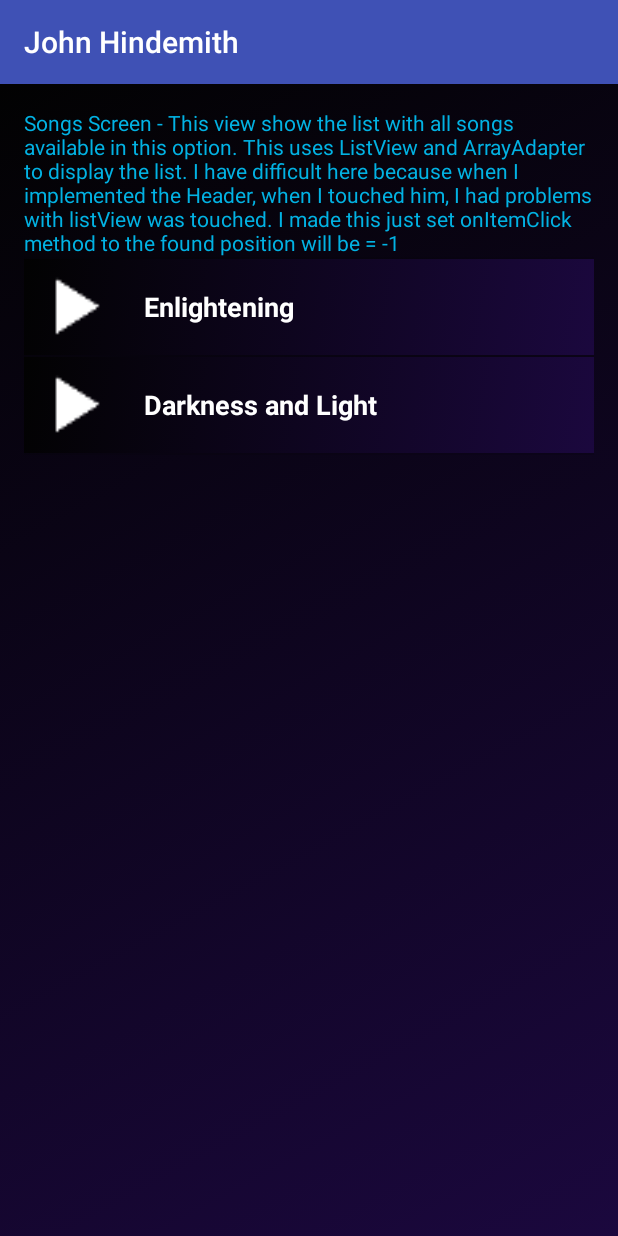
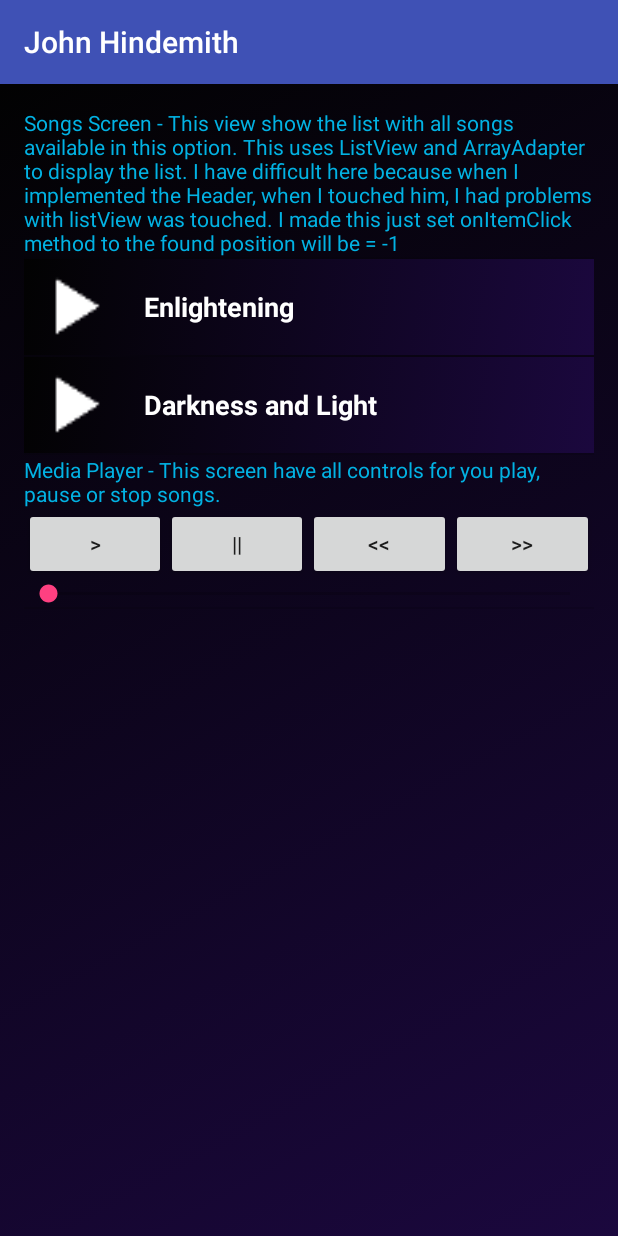
Before and after one commit to jonathanbcsouza/P4-MusicApp, an Android app: the Artist1Songs screen opened directly, with no data from a screen before it, on a phone screen of 412 x 824 dp. Run offline under Robolectric (Android 15) with nearby library versions, the phone set to English and light mode, and no system bars.

Commit message:
add media buttons(working)

```diff
--- a/app/src/main/java/com/udacity/music/Artist1Songs.java
+++ b/app/src/main/java/com/udacity/music/Artist1Songs.java
@@ -43,6 +43,10 @@ public class Artist1Songs extends AppCompatActivity {
         makeHeader.setText(getString(R.string.header_allSongs));
         listView.addHeaderView(headerView);
 
+        // Getting Music Player Layout
+        ViewGroup musicPlayerView = (ViewGroup) getLayoutInflater().inflate(R.layout.activity_now_playing, listView, false);
+        listView.addFooterView(musicPlayerView);
+
         listView.setOnItemClickListener(new AdapterView.OnItemClickListener() {
             @Override
             public void onItemClick(AdapterView<?> adapterView, View view, final int position, long l) {
--- a/app/src/main/java/com/udacity/music/Artist2Songs.java
+++ b/app/src/main/java/com/udacity/music/Artist2Songs.java
@@ -14,7 +14,7 @@ import android.widget.Toast;
 
 import java.util.ArrayList;
 
-public class Artist2Songs extends AppCompatActivity {
+public class Artist2Songs extends AllSongs {
 
     private MediaPlayer mMediaPlayer;
 
--- a/app/src/main/res/drawable/gradient.xml
+++ b/app/src/main/res/drawable/gradient.xml
@@ -3,7 +3,7 @@
 
     <item>
         <shape xmlns:android="http://schemas.android.com/apk/res/android" android:shape="rectangle">
-            <gradient android:angle="315" android:startColor="#020202" android:endColor="#1b083e" android:type="linear" />
+            <gradient android:angle="315" android:endColor="#1b083e" android:startColor="#020202" android:type="linear" />
         </shape>
     </item>
 
--- a/app/src/main/res/drawable/ic_search_black_24dp.xml
+++ b/app/src/main/res/drawable/ic_search_black_24dp.xml
@@ -1,8 +1,8 @@
 <vector xmlns:android="http://schemas.android.com/apk/res/android"
     android:width="34dp"
     android:height="34dp"
-    android:viewportWidth="24.0"
-    android:viewportHeight="24.0">
+    android:viewportHeight="24.0"
+    android:viewportWidth="24.0">
     <path
         android:fillColor="#ffffff"
         android:pathData="M15.5,14h-0.79l-0.28,-0.27C15.41,12.59 16,11.11 16,9.5 16,5.91 13.09,3 9.5,3S3,5.91 3,9.5 5.91,16 9.5,16c1.61,0 3.09,-0.59 4.23,-1.57l0.27,0.28v0.79l5,4.99L20.49,19l-4.99,-5zM9.5,14C7.01,14 5,11.99 5,9.5S7.01,5 9.5,5 14,7.01 14,9.5 11.99,14 9.5,14z" />
--- a/app/src/main/res/layout/activity_artist1_songs.xml
+++ b/app/src/main/res/layout/activity_heranca_teste.xml
@@ -4,6 +4,6 @@
     xmlns:tools="http://schemas.android.com/tools"
     android:layout_width="match_parent"
     android:layout_height="match_parent"
-    tools:context="com.udacity.music.Artist1Songs">
+    tools:context="com.udacity.music.HerancaTeste">
 
 </android.support.constraint.ConstraintLayout>
--- /dev/null
+++ b/app/src/main/res/layout/activity_now_playing.xml
@@ -0,0 +1,60 @@
+<?xml version="1.0" encoding="utf-8"?>
+<RelativeLayout xmlns:android="http://schemas.android.com/apk/res/android"
+    xmlns:tools="http://schemas.android.com/tools"
+    android:layout_width="match_parent"
+    android:layout_height="match_parent"
+    tools:context=".MainActivity">
+
+
+    <TextView
+        android:id="@+id/headerNowPlaying"
+        android:layout_width="wrap_content"
+        android:layout_height="wrap_content"
+        android:textColor="@color/colorUdacityLogo"
+        android:text="@string/header_mediaPlayer"/>
+
+    <LinearLayout
+        android:id="@+id/buttonsPlayer"
+        android:layout_width="match_parent"
+        android:layout_height="wrap_content"
+        android:layout_below="@id/headerNowPlaying">
+
+        <Button
+            android:id="@+id/buttonPlay"
+            android:layout_width="0dp"
+            android:layout_height="wrap_content"
+            android:layout_weight="1"
+            android:text="@string/play" />
+
+        <Button
+            android:id="@+id/buttonPause"
+            android:layout_width="0dp"
+            android:layout_height="wrap_content"
+            android:layout_toRightOf="@id/buttonPlay"
+            android:layout_weight="1"
+            android:text="@string/pause" />
+
+        <Button
+            android:id="@+id/buttonRewind"
+            android:layout_width="0dp"
+            android:layout_height="wrap_content"
+            android:layout_toRightOf="@id/buttonPause"
+            android:layout_weight="1"
+            android:text="@string/rewind" />
+
+        <Button
+            android:id="@+id/buttonForward"
+            android:layout_width="0dp"
+            android:layout_height="wrap_content"
+            android:layout_toRightOf="@id/buttonRewind"
+            android:layout_weight="1"
+            android:text="@string/forward" />
+    </LinearLayout>
+
+    <SeekBar
+        android:id="@+id/seekBar"
+        android:layout_width="match_parent"
+        android:layout_height="wrap_content"
+        android:layout_below="@id/buttonsPlayer" />
+
+</RelativeLayout>
--- a/app/src/main/res/layout/instructions_header.xml
+++ b/app/src/main/res/layout/instructions_header.xml
@@ -13,4 +13,6 @@
         android:text="@string/text_setSize_header"
         android:textColor="@color/colorUdacityLogo" />
 
+
+
 </LinearLayout>
--- a/app/src/main/res/values/colors.xml
+++ b/app/src/main/res/values/colors.xml
@@ -6,5 +6,7 @@
 
     <!-- Color of logo from website Udacity-->
     <color name="colorUdacityLogo">#02b2e3</color>
+
+    <!-- Newt update will be implemented after the song stopped-->
     <color name="corAfterSongStop">#557799</color>
 </resources>
--- /dev/null
+++ b/app/src/main/res/values/dimens.xml
@@ -0,0 +1,4 @@
+<resources>
+    <dimen name="fab_margin">16dp</dimen>
+
+</resources>
--- a/app/src/main/res/values/strings.xml
+++ b/app/src/main/res/values/strings.xml
@@ -2,7 +2,23 @@
     <string name="app_name">Udacity Music</string>
     <string name="slogan">Listen Music Now!</string>
 
-    <!-- Activity Informations -->
+    <!-- Home Screen -->
+    <string name="screen_home">Home</string>
+    <string name="last_songs1">Last song played 1</string>
+    <string name="last_songs2">Last song played 2</string>
+    <string name="last_songs3">Last song played 3</string>
+
+    <!-- Saerch Screen -->
+    <string name="screen_search">Search Songs</string>
+    <string name="search_here">Search here</string>
+
+    <!-- Library -->
+    <string name="screen_library">Library</string>
+    <string name="library_artists">Artists</string>
+    <string name="library_genre">Genre</string>
+    <string name="library_all_songs">All Songs</string>
+
+    <!-- Creating Headers Main Activities-->
     <string name="header_home">
         Home - Here show for you the last three song that was played.
         For the screen I used just TextViews to compose, and the selected menu is standard for others activities too.
@@ -18,7 +34,7 @@
         I used intents for called the specified activity.
     </string>
 
-    <!-- Creating Headers-->
+    <!-- Creating Headers Inflated-->
     <string name="text_setSize_header">
         UdaciousUdaciousUdaciousUdaciousUdaciousUdaciousUdaciousUdaciousUdaciousUdaciousUdaciousUdacious
         UdaciousUdaciousUdaciousUdaciousUdaciousUdaciousUdaciousUdaciousUdaciousUdaciousUdaciousUdacious
@@ -44,18 +60,21 @@
         Media Player - This screen have all controls for you play, pause or stop songs.
     </string>
 
-    <!-- Home Screen Navigation Bar -->
-    <string name="screen_home">Home</string>
-    <string name="screen_library">Library</string>
-    <string name="screen_search">Search Songs</string>
-    <string name="last_songs1">Last song played 1</string>
-    <string name="last_songs2">Last song played 2</string>
-    <string name="last_songs3">Last song played 3</string>
 
-    <!-- Library Navigation Bar -->
-    <string name="library_artists">Artists</string>
-    <string name="library_genre">Genre</string>
-    <string name="library_all_songs">All Songs</string>
+
+    <!-- Music Player -->
+    <string name="back"><![CDATA[<]]></string>
+    <string name="rewind"><![CDATA[<<]]></string>
+    <string name="forward"><![CDATA[>>]]></string>
+    <string name="play"><![CDATA[>]]></string>
+    <string name="pause">||</string>
+    <string name="title_activity_now_playing">now_playing</string>
+    <string name="toast_pausing">Pausing sound</string>
+    <string name="toast_backward">Backward 5 seconds</string>
+    <string name="toast_forward">Forward 5 seconds</string>
+    <string name="toast_playing">Playing sound</string>
+    <string name="rewindRestart">Sound restarted</string>
+    <string name="forwardFinish">The song will be end</string>
 
     <!-- Artists names and they songs -->
     <string name="artist1">John Hindemith</string>
@@ -87,6 +106,6 @@
     <string name="genre_alternative">Alternative</string>
     <string name="genre_electronic">Dance/Electronic</string>
     <string name="genre_rock">Rock</string>
-    <string name="search_here">Search here</string>
+
 
 </resources>
--- a/app/src/main/res/values/styles.xml
+++ b/app/src/main/res/values/styles.xml
@@ -1,5 +1,4 @@
 <resources>
-
     <!-- Base application theme. -->
     <style name="AppTheme" parent="Theme.AppCompat.Light.DarkActionBar">
         <!-- Customize your theme here. -->
@@ -9,7 +8,6 @@
     </style>
 
     <style name="NavigationStyle">
-
         <item name="android:padding">16dp</item>
         <item name="android:textColor">@android:color/white</item>
         <item name="android:textStyle">bold</item>
@@ -35,4 +33,13 @@
         <item name="android:background">@color/colorPrimaryDark</item>
     </style>
 
+    <style name="AppTheme.NoActionBar">
+        <item name="windowActionBar">false</item>
+        <item name="windowNoTitle">true</item>
+    </style>
+
+    <style name="AppTheme.AppBarOverlay" parent="ThemeOverlay.AppCompat.Dark.ActionBar" />
+
+    <style name="AppTheme.PopupOverlay" parent="ThemeOverlay.AppCompat.Light" />
+
 </resources>
```
Also changed, not shown: app/src/main/AndroidManifest.xml (+6 -1 lines), app/src/main/java/com/udacity/music/AllSongs.java (+96 -0 lines), app/src/main/java/com/udacity/music/HerancaTeste.java (added, +13 -0 lines), app/src/main/java/com/udacity/music/HomeActivity.java (+13 -0 lines), app/src/main/java/com/udacity/music/NowPlaying.java (added, +113 -0 lines), app/src/main/res/layout/activity_search.xml (+4 -4 lines), app/src/main/res/layout/word_list.xml (line endings or trailing spaces).
